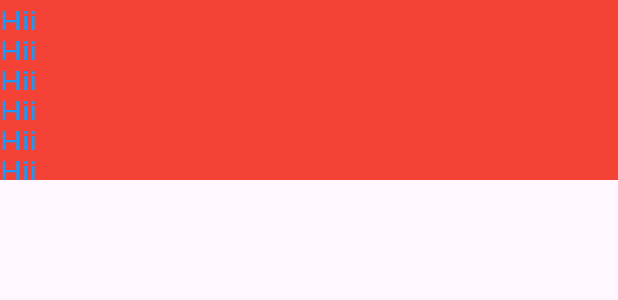
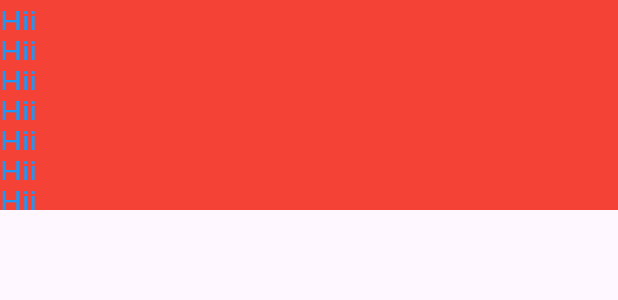
Before and after one commit to KapilMukati-Yunicorn/flutter_setup_project, a Flutter app: the ContactClass widget shown alone on an empty page, opened directly, on a phone screen of 412 x 824 dp. Shown: the top 300 px of the screen. Run offline on Flutter 3.47's test engine with Material 3 defaults, Android fonts, the phone set to English and light mode, and no system bars.

```diff
--- a/lib/contact.dart
+++ b/lib/contact.dart
@@ -39,6 +39,12 @@ class ContactClass extends StatelessWidget{
         width: MediaQuery.of(context).size.width,
         color: Colors.red,
         child: Text("Hii", style: TextStyle(color: Colors.blue, fontSize: 20),),
+      ),
+      Container(
+        height: 20,
+        width: MediaQuery.of(context).size.width,
+        color: Colors.red,
+        child: Text("Hii", style: TextStyle(color: Colors.blue, fontSize: 20),),
       )
     ],);
   }
```
